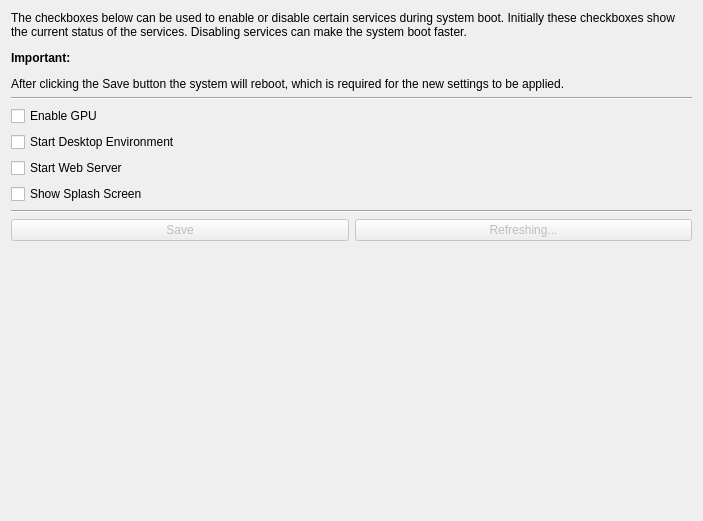
Above: src/brickv/plugin_system/plugins/red/ui/red_tab_settings_services.ui from Tinkerforge/brickv before the change. Below: the same form after it.
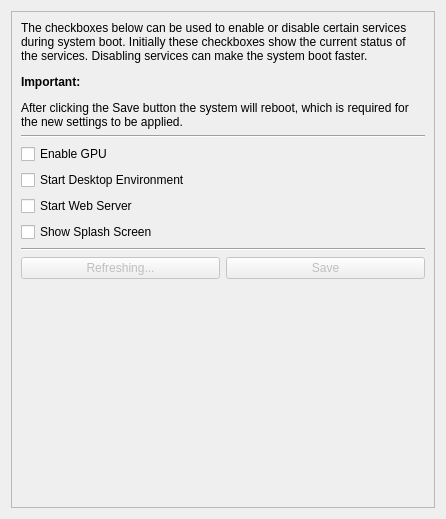
That is the form after the change.

Commit message:
red-brick: Switch settings tab from a toolbox to a tab widget
The toolbox headers started to occupy too much space.

Also merge brickd general and advanced subtabs.

What changed in the file:
```diff
--- a/src/brickv/plugin_system/plugins/red/ui/red_tab_settings_services.ui
+++ b/src/brickv/plugin_system/plugins/red/ui/red_tab_settings_services.ui
@@ -6,18 +6,35 @@
    <rect>
     <x>0</x>
     <y>0</y>
-    <width>703</width>
-    <height>521</height>
+    <width>446</width>
+    <height>519</height>
    </rect>
   </property>
   <property name="windowTitle">
    <string>Form</string>
   </property>
+  <layout class="QVBoxLayout" name="verticalLayout_2">
+   <item>
+    <widget class="QScrollArea" name="scrollArea">
+     <property name="widgetResizable">
+      <bool>true</bool>
+     </property>
+     <widget class="QWidget" name="scrollAreaWidgetContents">
+      <property name="geometry">
+       <rect>
+        <x>0</x>
+        <y>0</y>
+        <width>426</width>
+        <height>499</height>
+       </rect>
+      </property>
+      <layout class="QVBoxLayout" name="verticalLayout">
+       <item>
   <layout class="QGridLayout" name="gridLayout">
    <item row="0" column="0">
     <widget class="QLabel" name="label_info">
      <property name="text">
-      <string>&lt;html&gt;&lt;head/&gt;&lt;body&gt;&lt;p&gt;The checkboxes below can be used to enable or disable certain services during system boot. Initially these checkboxes show the current status of the services. Disabling services can make the system boot faster. &lt;/p&gt;&lt;p&gt;&lt;span style=&quot; font-weight:600;&quot;&gt;Important:&lt;/span&gt;&lt;/p&gt;&lt;p&gt;After clicking the Save button the system will reboot, which is required for the new settings to be applied.&lt;/p&gt;&lt;/body&gt;&lt;/html&gt;</string>
+            <string>&lt;html&gt;&lt;body&gt;&lt;p&gt;The checkboxes below can be used to enable or disable certain services during system boot. Initially these checkboxes show the current status of the services. Disabling services can make the system boot faster.&lt;/p&gt;&lt;p&gt;&lt;b&gt;Important:&lt;/b&gt;&lt;/p&gt;&lt;p&gt;After clicking the Save button the system will reboot, which is required for the new settings to be applied.&lt;/p&gt;&lt;/body&gt;&lt;/html&gt;</string>
      </property>
      <property name="alignment">
       <set>Qt::AlignLeading|Qt::AlignLeft|Qt::AlignTop</set>
@@ -71,16 +88,6 @@
    </item>
    <item row="7" column="0">
     <layout class="QHBoxLayout" name="horizontalLayout_2">
-     <item>
-      <widget class="QPushButton" name="pbutton_services_save">
-       <property name="enabled">
-        <bool>false</bool>
-       </property>
-       <property name="text">
-        <string>Save</string>
-       </property>
-      </widget>
-     </item>
      <item>
       <widget class="QPushButton" name="pbutton_services_refresh">
        <property name="enabled">
@@ -91,9 +98,21 @@
        </property>
       </widget>
      </item>
-    </layout>
-   </item>
-   <item row="8" column="0">
+           <item>
+            <widget class="QPushButton" name="pbutton_services_save">
+             <property name="enabled">
+              <bool>false</bool>
+             </property>
+             <property name="text">
+              <string>Save</string>
+             </property>
+            </widget>
+           </item>
+          </layout>
+         </item>
+        </layout>
+       </item>
+       <item>
     <spacer name="verticalSpacer">
      <property name="orientation">
       <enum>Qt::Vertical</enum>
@@ -101,13 +120,17 @@
      <property name="sizeHint" stdset="0">
       <size>
        <width>20</width>
-       <height>0</height>
+           <height>40</height>
       </size>
      </property>
     </spacer>
    </item>
   </layout>
  </widget>
+    </widget>
+   </item>
+  </layout>
+ </widget>
  <tabstops>
   <tabstop>chkbox_gpu</tabstop>
   <tabstop>chkbox_desktopenv</tabstop>
```
Left out of the diff: 3 changed lines with no effect on the pictures. Lines whose indentation alone changed are shown as unchanged. The commit also changes 10 other files.
